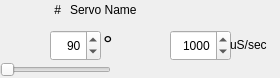
free6d1823/qrobot, file servoctrl.ui: the form before one commit.
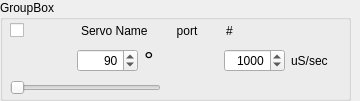
The form after the commit. Icons and pictures are not drawn.

```diff
--- a/servoctrl.ui
+++ b/servoctrl.ui
@@ -6,45 +6,44 @@
    <rect>
     <x>0</x>
     <y>0</y>
-    <width>280</width>
-    <height>78</height>
+    <width>360</width>
+    <height>101</height>
    </rect>
   </property>
   <property name="sizePolicy">
-   <sizepolicy hsizetype="Preferred" vsizetype="Preferred">
+   <sizepolicy hsizetype="Minimum" vsizetype="Expanding">
     <horstretch>0</horstretch>
     <verstretch>0</verstretch>
    </sizepolicy>
   </property>
   <property name="minimumSize">
    <size>
-    <width>280</width>
-    <height>78</height>
+    <width>100</width>
+    <height>101</height>
    </size>
   </property>
   <property name="windowTitle">
    <string>Form</string>
   </property>
-  <widget class="QLabel" name="name">
+  <widget class="QGroupBox" name="groupBox">
    <property name="geometry">
     <rect>
-     <x>70</x>
+     <x>0</x>
      <y>0</y>
-     <width>241</width>
-     <height>20</height>
+     <width>351</width>
+     <height>101</height>
     </rect>
    </property>
-   <property name="text">
-    <string>Servo Name</string>
+   <property name="title">
+    <string>GroupBox</string>
    </property>
-  </widget>
   <widget class="QSlider" name="slideAngle">
    <property name="geometry">
     <rect>
-     <x>0</x>
-     <y>60</y>
-     <width>111</width>
-     <height>20</height>
+      <x>10</x>
+      <y>80</y>
+      <width>151</width>
+      <height>16</height>
     </rect>
    </property>
    <property name="minimumSize">
@@ -57,28 +56,77 @@
     <enum>Qt::Horizontal</enum>
    </property>
   </widget>
-  <widget class="QLabel" name="label">
+   <widget class="QWidget" name="horizontalLayoutWidget">
    <property name="geometry">
     <rect>
-     <x>103</x>
-     <y>30</y>
-     <width>16</width>
-     <height>20</height>
-    </rect>
-   </property>
+      <x>10</x>
+      <y>20</y>
+      <width>281</width>
+      <height>21</height>
+     </rect>
+    </property>
+    <layout class="QHBoxLayout" name="horizontalLayout">
+     <item>
+      <widget class="QCheckBox" name="check">
    <property name="text">
-    <string>&lt;html&gt;&lt;head/&gt;&lt;body&gt;&lt;p&gt;&lt;span style=&quot; font-size:18pt;&quot;&gt;°&lt;/span&gt;&lt;/p&gt;&lt;/body&gt;&lt;/html&gt;</string>
-   </property>
-  </widget>
+        <string/>
+       </property>
+      </widget>
+     </item>
+     <item>
+      <widget class="QLabel" name="name">
+       <property name="text">
+        <string>Servo Name</string>
+       </property>
+      </widget>
+     </item>
+     <item>
+      <widget class="QLabel" name="label_2">
+       <property name="text">
+        <string>port</string>
+       </property>
+       <property name="alignment">
+        <set>Qt::AlignCenter</set>
+       </property>
+      </widget>
+     </item>
+     <item>
+      <widget class="QLabel" name="port">
+       <property name="text">
+        <string>#</string>
+       </property>
+       <property name="alignment">
+        <set>Qt::AlignLeading|Qt::AlignLeft|Qt::AlignVCenter</set>
+       </property>
+      </widget>
+     </item>
+    </layout>
+   </widget>
+   <widget class="QWidget" name="horizontalLayoutWidget_2">
+    <property name="geometry">
+     <rect>
+      <x>10</x>
+      <y>40</y>
+      <width>342</width>
+      <height>41</height>
+     </rect>
+    </property>
+    <layout class="QHBoxLayout" name="horizontalLayout_2">
+     <item>
+      <widget class="QLabel" name="label_4">
+       <property name="text">
+        <string/>
+       </property>
+       <property name="pixmap">
+        <pixmap resource="images.qrc">:/images/angle.png</pixmap>
+       </property>
+       <property name="alignment">
+        <set>Qt::AlignRight|Qt::AlignTrailing|Qt::AlignVCenter</set>
+       </property>
+      </widget>
+     </item>
+     <item>
   <widget class="QSpinBox" name="spinAngle">
-   <property name="geometry">
-    <rect>
-     <x>50</x>
-     <y>30</y>
-     <width>51</width>
-     <height>31</height>
-    </rect>
-   </property>
    <property name="alignment">
     <set>Qt::AlignRight|Qt::AlignTrailing|Qt::AlignVCenter</set>
    </property>
@@ -88,6 +136,12 @@
    <property name="accelerated">
     <bool>false</bool>
    </property>
+       <property name="suffix">
+        <string/>
+       </property>
+       <property name="prefix">
+        <string notr="true"/>
+       </property>
    <property name="maximum">
     <number>360</number>
    </property>
@@ -95,30 +149,45 @@
     <number>90</number>
    </property>
   </widget>
-  <widget class="QLabel" name="port">
-   <property name="geometry">
-    <rect>
-     <x>0</x>
-     <y>0</y>
-     <width>61</width>
-     <height>20</height>
-    </rect>
+     </item>
+     <item>
+      <widget class="QLabel" name="label">
+       <property name="enabled">
+        <bool>true</bool>
+       </property>
+       <property name="sizePolicy">
+        <sizepolicy hsizetype="Fixed" vsizetype="Preferred">
+         <horstretch>0</horstretch>
+         <verstretch>0</verstretch>
+        </sizepolicy>
+       </property>
+       <property name="minimumSize">
+        <size>
+         <width>12</width>
+         <height>0</height>
+        </size>
    </property>
    <property name="text">
-    <string>#</string>
-   </property>
-   <property name="alignment">
-    <set>Qt::AlignRight|Qt::AlignTrailing|Qt::AlignVCenter</set>
-   </property>
-  </widget>
+        <string>&lt;html&gt;&lt;head/&gt;&lt;body&gt;&lt;p&gt;&lt;span style=&quot; font-size:18pt;&quot;&gt;°&lt;/span&gt;&lt;/p&gt;&lt;/body&gt;&lt;/html&gt;</string>
+       </property>
+       <property name="indent">
+        <number>0</number>
+       </property>
+      </widget>
+     </item>
+     <item>
   <widget class="QLabel" name="speed">
-   <property name="geometry">
-    <rect>
-     <x>130</x>
-     <y>30</y>
-     <width>41</width>
-     <height>29</height>
-    </rect>
+       <property name="sizePolicy">
+        <sizepolicy hsizetype="Fixed" vsizetype="Minimum">
+         <horstretch>0</horstretch>
+         <verstretch>0</verstretch>
+        </sizepolicy>
+       </property>
+       <property name="minimumSize">
+        <size>
+         <width>56</width>
+         <height>39</height>
+        </size>
    </property>
    <property name="text">
     <string/>
@@ -130,14 +199,14 @@
     <set>Qt::AlignRight|Qt::AlignTrailing|Qt::AlignVCenter</set>
    </property>
   </widget>
+     </item>
+     <item>
   <widget class="QSpinBox" name="spinSpeed">
-   <property name="geometry">
-    <rect>
-     <x>170</x>
-     <y>30</y>
-     <width>61</width>
-     <height>31</height>
-    </rect>
+       <property name="sizePolicy">
+        <sizepolicy hsizetype="Fixed" vsizetype="Fixed">
+         <horstretch>0</horstretch>
+         <verstretch>0</verstretch>
+        </sizepolicy>
    </property>
    <property name="alignment">
     <set>Qt::AlignRight|Qt::AlignTrailing|Qt::AlignVCenter</set>
@@ -148,6 +217,9 @@
    <property name="accelerated">
     <bool>false</bool>
    </property>
+       <property name="suffix">
+        <string/>
+       </property>
    <property name="maximum">
     <number>10000</number>
    </property>
@@ -158,37 +230,16 @@
     <number>1000</number>
    </property>
   </widget>
+     </item>
+     <item>
   <widget class="QLabel" name="label_3">
-   <property name="geometry">
-    <rect>
-     <x>230</x>
-     <y>30</y>
-     <width>51</width>
-     <height>29</height>
-    </rect>
-   </property>
    <property name="text">
     <string>uS/sec</string>
    </property>
   </widget>
-  <widget class="QLabel" name="label_4">
-   <property name="geometry">
-    <rect>
-     <x>0</x>
-     <y>30</y>
-     <width>51</width>
-     <height>29</height>
-    </rect>
-   </property>
-   <property name="text">
-    <string/>
-   </property>
-   <property name="pixmap">
-    <pixmap resource="images.qrc">:/images/angle.png</pixmap>
-   </property>
-   <property name="alignment">
-    <set>Qt::AlignRight|Qt::AlignTrailing|Qt::AlignVCenter</set>
-   </property>
+     </item>
+    </layout>
+   </widget>
   </widget>
  </widget>
  <resources>
```
Lines whose indentation alone changed are shown as unchanged.
